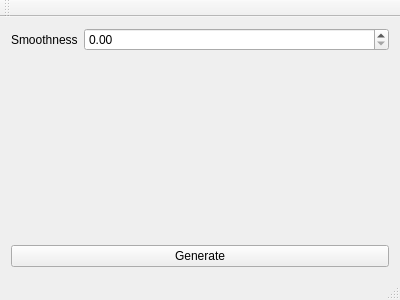
This is procedural-island/mainwindow.ui in treisti/procedural-island as Qt 5 draws it before an edit. The edited form follows.
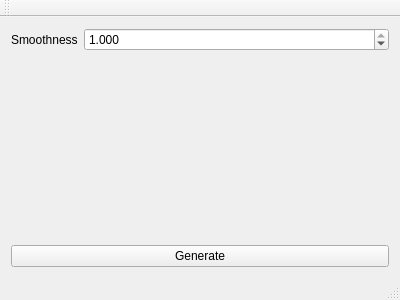
This is the edited form.

```diff
--- a/procedural-island/mainwindow.ui
+++ b/procedural-island/mainwindow.ui
@@ -25,7 +25,20 @@
        </widget>
       </item>
       <item row="0" column="1">
-       <widget class="QDoubleSpinBox" name="smoothnessSpin"/>
+       <widget class="QDoubleSpinBox" name="smoothnessSpin">
+        <property name="decimals">
+         <number>3</number>
+        </property>
+        <property name="maximum">
+         <double>1.000000000000000</double>
+        </property>
+        <property name="singleStep">
+         <double>0.001000000000000</double>
+        </property>
+        <property name="value">
+         <double>1.000000000000000</double>
+        </property>
+       </widget>
       </item>
      </layout>
     </item>
```
Left out of the diff: 39 changed lines with no effect on the pictures.
